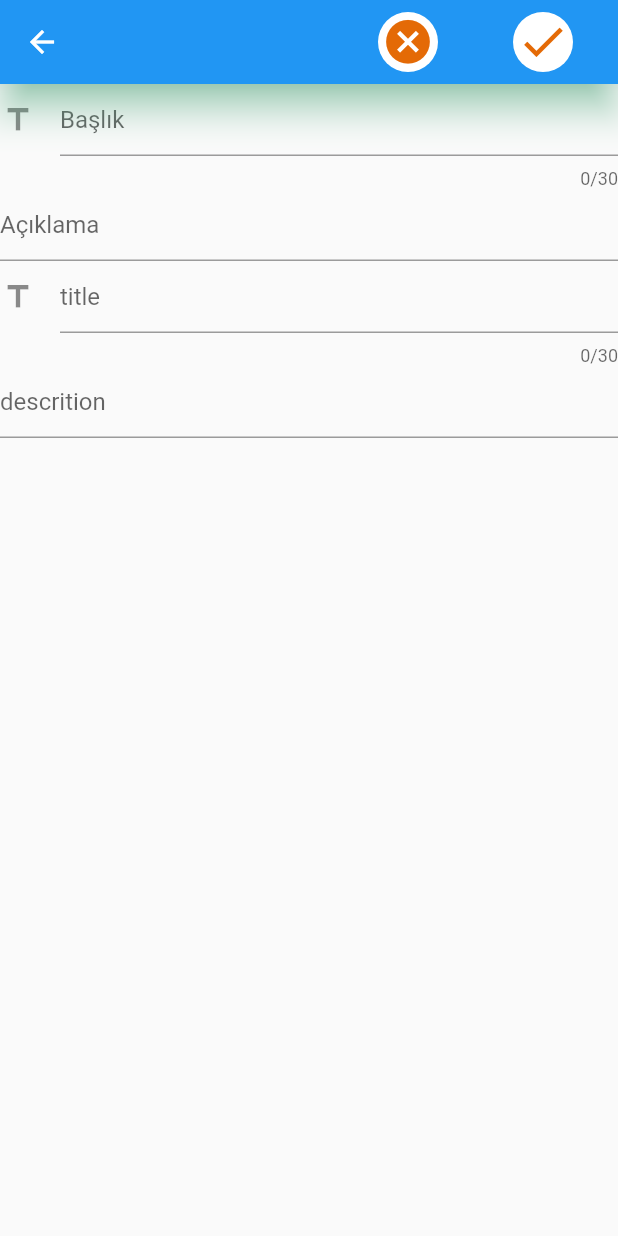
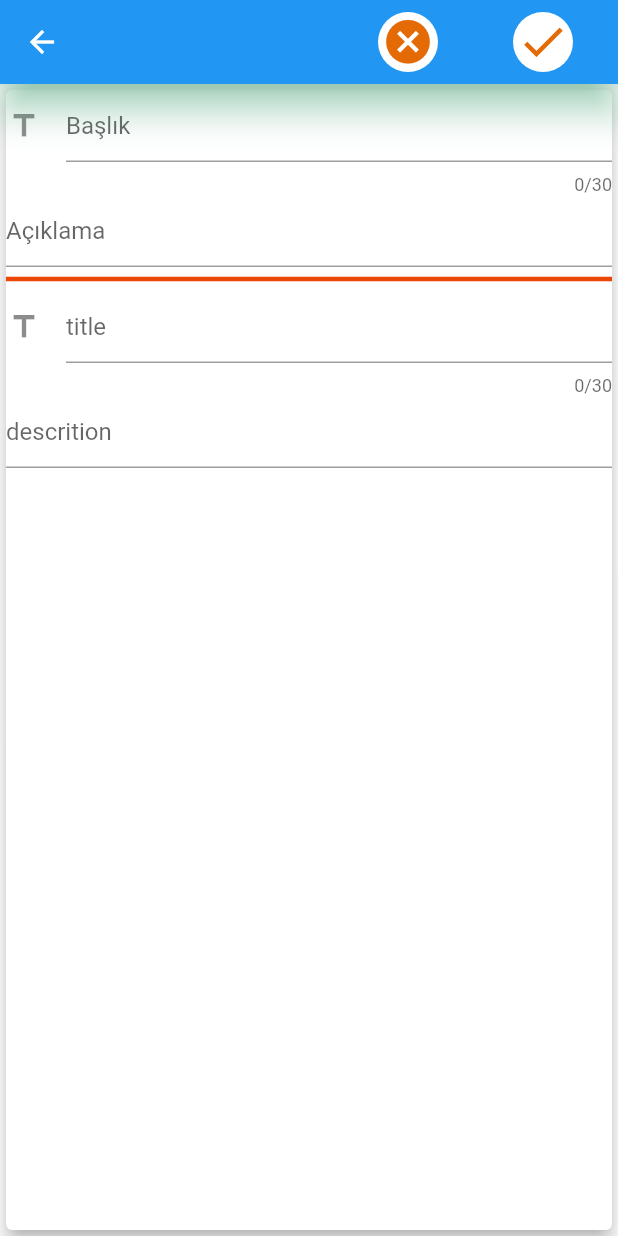
Before and after one commit to knturn/todo_app, a Flutter app: the AddView screen opened directly, on a phone screen of 412 x 824 dp. Run offline on Flutter 3.47's test engine with Material 2 defaults, Android fonts, the phone set to English and light mode, and no system bars.

Commit message:
Update add_view.dart

```diff
--- a/lib/AddArea/add_view.dart
+++ b/lib/AddArea/add_view.dart
@@ -14,14 +14,21 @@ class _AddViewState extends State<AddView> {
   Widget build(BuildContext context) {
     return Scaffold(
       appBar: buildAddingPageAppBar(),
-      body: Column(
+      body: Card(
+        elevation: 5,
+        child: Column(
           children: [
             CustomTextField(
               title: "Başlık",
               descrition: "Açıklama",
             ),
+            const Divider(
+              color: Color.fromARGB(255, 235, 70, 5),
+              thickness: 3,
+            ),
             CustomTextField(title: "title", descrition: "descrition"),
           ],
+        ),
       ),
     );
   }
```
Lines whose indentation alone changed are shown as unchanged.
